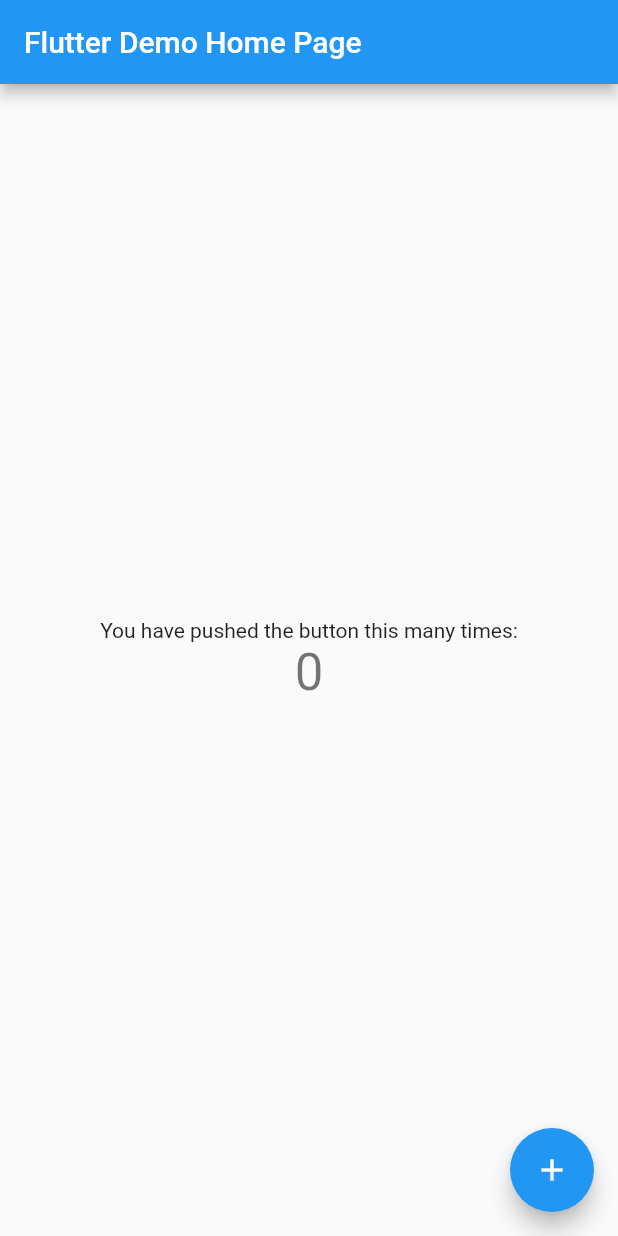
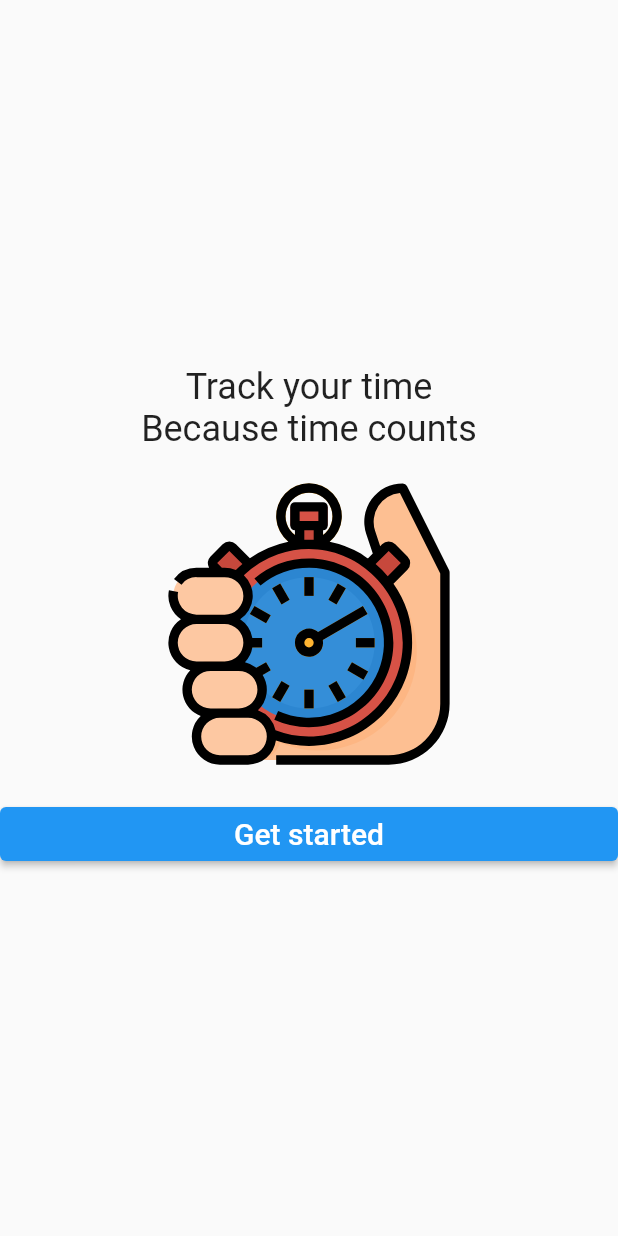
Before and after one commit to rmoralesd/track_time_riverpod, a Flutter app: the screen it shows after launch, on a phone screen of 412 x 824 dp. Run offline on Flutter 3.47's test engine with Material 2 defaults, Android fonts, the phone set to English and light mode, and no system bars; our stand-ins replace flutter_svg.

Commit message:
Diseño basico de Onboarding_page

```diff
--- a/lib/main.dart
+++ b/lib/main.dart
@@ -1,4 +1,5 @@
 import 'package:flutter/material.dart';
+import 'package:track_time_riverpod/src/features/onboarding/presentation/onboarding_screen.dart';
 
 void main() {
   runApp(const MyApp());
@@ -14,54 +15,8 @@
       theme: ThemeData(
         primarySwatch: Colors.blue,
       ),
-      home: const MyHomePage(title: 'Flutter Demo Home Page'),
+      home: const OnboardingScreen(),
+      debugShowCheckedModeBanner: false,
     );
   }
 }
-
-class MyHomePage extends StatefulWidget {
-  const MyHomePage({super.key, required this.title});
-
-  final String title;
-
-  @override
-  State<MyHomePage> createState() => _MyHomePageState();
-}
-
-class _MyHomePageState extends State<MyHomePage> {
-  int _counter = 0;
-
-  void _incrementCounter() {
-    setState(() {
-      _counter++;
-    });
-  }
-
-  @override
-  Widget build(BuildContext context) {
-    return Scaffold(
-      appBar: AppBar(
-        title: Text(widget.title),
-      ),
-      body: Center(
-        child: Column(
-          mainAxisAlignment: MainAxisAlignment.center,
-          children: <Widget>[
-            const Text(
-              'You have pushed the button this many times:',
-            ),
-            Text(
-              '$_counter',
-              style: Theme.of(context).textTheme.headlineMedium,
-            ),
-          ],
-        ),
-      ),
-      floatingActionButton: FloatingActionButton(
-        onPressed: _incrementCounter,
-        tooltip: 'Increment',
-        child: const Icon(Icons.add),
-      ),
-    );
-  }
-}
--- /dev/null
+++ b/lib/src/features/onboarding/presentation/constants/app_sizes.dart
@@ -0,0 +1,3 @@
+import 'package:flutter/material.dart';
+
+const gapH16 = SizedBox(height: 16);
--- /dev/null
+++ b/lib/src/features/onboarding/presentation/onboarding_screen.dart
@@ -0,0 +1,44 @@
+import 'package:flutter/material.dart';
+import 'package:flutter_svg/flutter_svg.dart';
+import 'package:track_time_riverpod/src/features/onboarding/presentation/constants/app_sizes.dart';
+
+class OnboardingScreen extends StatelessWidget {
+  const OnboardingScreen({super.key});
+
+  @override
+  Widget build(BuildContext context) {
+    return Scaffold(
+      body: Center(
+        child: Column(
+          mainAxisAlignment: MainAxisAlignment.center,
+          crossAxisAlignment: CrossAxisAlignment.stretch,
+          children: [
+            Text(
+              'Track your time\nBecause time counts',
+              style: Theme.of(context).textTheme.headlineSmall,
+              textAlign: TextAlign.center,
+            ),
+            gapH16,
+            SvgPicture.asset(
+              'assets/time-tracking.svg',
+              height: 200,
+              width: 200,
+              semanticsLabel: 'Time tracking logo',
+            ),
+            gapH16,
+            ElevatedButton(
+              onPressed: () {},
+              child: Text(
+                'Get started',
+                textAlign: TextAlign.center,
+                style: Theme.of(context).textTheme.titleLarge!.copyWith(
+                      color: Colors.white,
+                    ),
+              ),
+            ),
+          ],
+        ),
+      ),
+    );
+  }
+}
--- a/pubspec.yaml
+++ b/pubspec.yaml
@@ -36,6 +36,7 @@
   # The following adds the Cupertino Icons font to your application.
   # Use with the CupertinoIcons class for iOS style icons.
   cupertino_icons: ^1.0.2
+  flutter_svg: ^2.0.7
 
 dev_dependencies:
   flutter_test:
@@ -60,7 +61,8 @@
   uses-material-design: true
 
   # To add assets to your application, add an assets section, like this:
-  # assets:
+  assets:
+    - assets/time-tracking.svg
   #   - images/a_dot_burr.jpeg
   #   - images/a_dot_ham.jpeg
 
```
Also changed, not shown: assets/time-tracking.svg (added), pubspec.lock, 1 other file.
